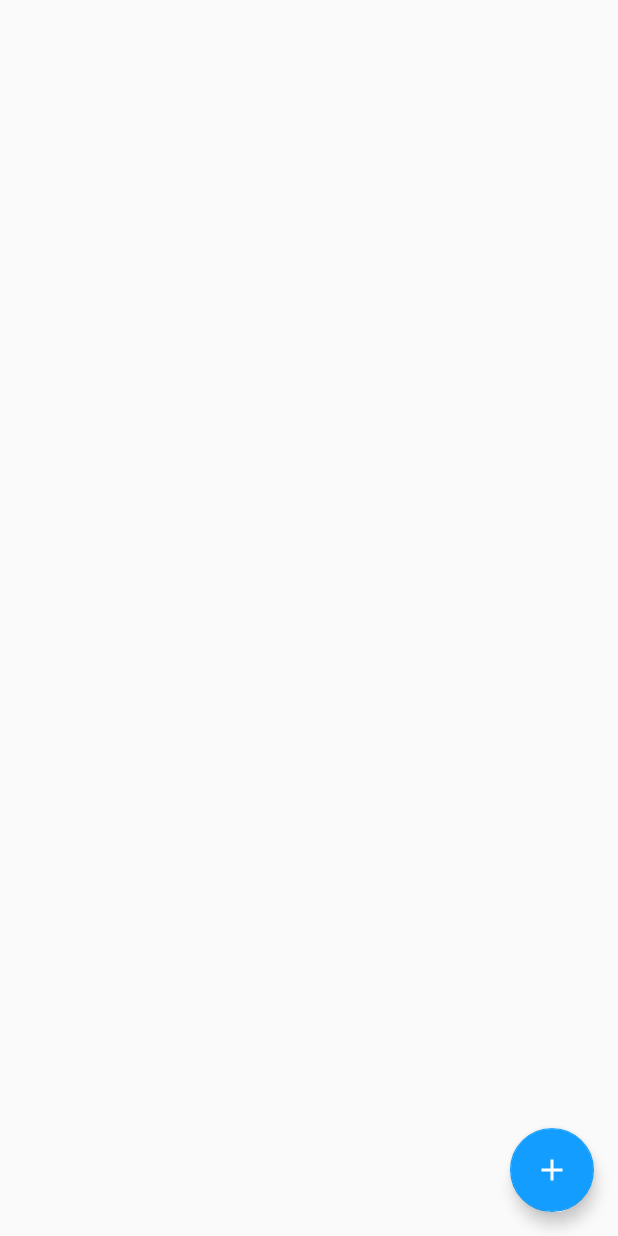
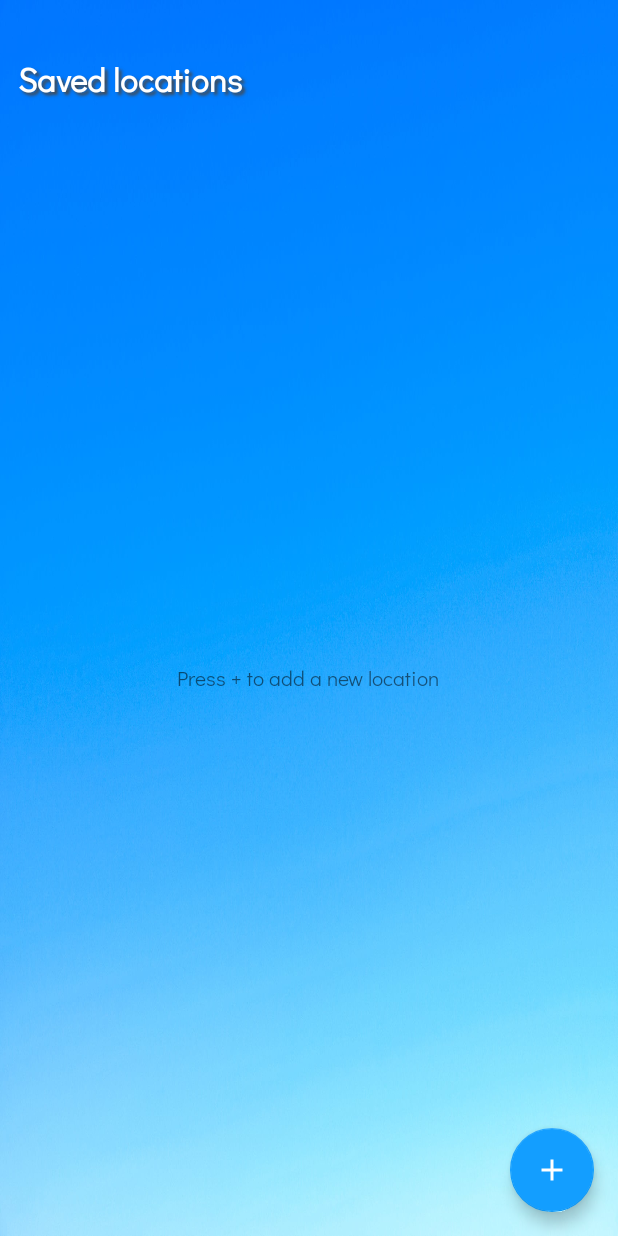
Before and after one commit to GerardBradshaw/FairDay, an Android app: the SavedLocationsActivity screen opened directly, with no data from a screen before it, on a phone screen of 412 x 824 dp. Run offline under Robolectric (Android 15) with nearby library versions, the phone set to English and light mode, and no system bars.

Commit message:
Created SavedLocationsActivity MVP
Major:
- Created MVP location list activity (SavedLocationsActivity) and supporting classes

Minor:
- Updated action bar buttons in DetailActivity

```diff
--- /dev/null
+++ b/app/src/main/java/com/gerardbradshaw/whetherweather/ui/savedlocations/LocationsListAdapter.kt
@@ -0,0 +1,50 @@
+package com.gerardbradshaw.whetherweather.ui.savedlocations
+
+import android.content.Context
+import android.util.Log
+import android.view.LayoutInflater
+import android.view.View
+import android.view.ViewGroup
+import android.widget.TextView
+import androidx.recyclerview.widget.RecyclerView
+import com.gerardbradshaw.whetherweather.R
+import com.gerardbradshaw.whetherweather.room.LocationEntity
+
+class LocationsListAdapter(context: Context):
+    RecyclerView.Adapter<LocationsListAdapter.LocationViewHolder>() {
+
+  private var locations: List<LocationEntity> = ArrayList()
+  private val inflater = LayoutInflater.from(context)
+
+  override fun onCreateViewHolder(parent: ViewGroup, viewType: Int): LocationViewHolder {
+    val itemView = inflater.inflate(R.layout.list_item_saved_location, parent, false)
+    return LocationViewHolder(itemView)
+  }
+
+  override fun onBindViewHolder(holder: LocationViewHolder, position: Int) {
+    try {
+      val data = locations[position]
+      holder.textView.text = data.locationName
+
+    } catch (e: IndexOutOfBoundsException) {
+      Log.d(TAG, "onBindViewHolder: index out of bounds for i = $position")
+    }
+  }
+
+  override fun getItemCount(): Int {
+    return locations.size
+  }
+
+  fun setLocations(locations: List<LocationEntity>) {
+    this.locations = locations
+    notifyDataSetChanged()
+  }
+
+  companion object {
+    private const val TAG = "LocationsListAdapter"
+  }
+
+  class LocationViewHolder(itemView: View) : RecyclerView.ViewHolder(itemView) {
+    val textView: TextView = itemView.findViewById(R.id.list_item_saved_location_text_view)
+  }
+}
--- a/app/src/main/java/com/gerardbradshaw/whetherweather/ui/savedlocations/SavedLocationsActivity.kt
+++ b/app/src/main/java/com/gerardbradshaw/whetherweather/ui/savedlocations/SavedLocationsActivity.kt
@@ -1,21 +1,66 @@
 package com.gerardbradshaw.whetherweather.ui.savedlocations
 
 import android.os.Bundle
+import android.view.View
+import android.widget.TextView
+import android.widget.Toast
 import com.google.android.material.floatingactionbutton.FloatingActionButton
-import com.google.android.material.snackbar.Snackbar
 import androidx.appcompat.app.AppCompatActivity
+import androidx.lifecycle.ViewModelProvider
+import androidx.recyclerview.widget.LinearLayoutManager
+import androidx.recyclerview.widget.RecyclerView
 import com.gerardbradshaw.whetherweather.R
+import com.gerardbradshaw.whetherweather.ui.detail.DetailViewModel
 
 class SavedLocationsActivity : AppCompatActivity() {
+  private lateinit var viewModel: DetailViewModel
+  private lateinit var messageView: TextView
+  private lateinit var recyclerView: RecyclerView
 
-    override fun onCreate(savedInstanceState: Bundle?) {
-        super.onCreate(savedInstanceState)
-        setContentView(R.layout.activity_saved_locations)
-//        setSupportActionBar(findViewById(R.id.toolbar))
 
-        findViewById<FloatingActionButton>(R.id.fab).setOnClickListener { view ->
-            Snackbar.make(view, "Replace with your own action", Snackbar.LENGTH_LONG)
-                    .setAction("Action", null).show()
-        }
+
+  // ------------------------ INIT ------------------------
+
+  override fun onCreate(savedInstanceState: Bundle?) {
+    super.onCreate(savedInstanceState)
+    setContentView(R.layout.activity_saved_locations)
+
+    supportActionBar?.hide()
+    viewModel = ViewModelProvider(this).get(DetailViewModel::class.java)
+
+    locateViews()
+    initFab()
+    initRecycler()
+  }
+
+  private fun locateViews() {
+    messageView = findViewById(R.id.saved_locations_message)
+    recyclerView = findViewById(R.id.saved_locations_recycler)
+  }
+
+  private fun initFab() {
+    findViewById<FloatingActionButton>(R.id.fab).setOnClickListener { view ->
+      Toast.makeText(this, "Not implemented", Toast.LENGTH_SHORT).show()
     }
+  }
+
+  private fun initRecycler() {
+    val savedLocations = viewModel.locationDataSet
+    showNoLocationsMessage(savedLocations.isEmpty())
+
+    val adapter = LocationsListAdapter(this)
+    adapter.setLocations(savedLocations)
+    recyclerView.adapter = adapter
+    recyclerView.layoutManager = LinearLayoutManager(this)
+  }
+
+  private fun showNoLocationsMessage(boolean: Boolean) {
+    if (boolean) {
+      messageView.visibility = View.VISIBLE
+      recyclerView.visibility = View.GONE
+    } else {
+      messageView.visibility = View.GONE
+      recyclerView.visibility = View.VISIBLE
+    }
+  }
 }
--- a/app/src/main/res/layout/activity_saved_locations.xml
+++ b/app/src/main/res/layout/activity_saved_locations.xml
@@ -5,12 +5,48 @@
     xmlns:tools="http://schemas.android.com/tools"
     android:layout_width="match_parent"
     android:layout_height="match_parent"
+    android:background="@drawable/img_clear_day"
     tools:context=".ui.savedlocations.SavedLocationsActivity">
 
     <LinearLayout
         android:layout_width="match_parent"
         android:layout_height="match_parent"
         android:orientation="vertical">
+
+        <Space
+            android:layout_width="match_parent"
+            android:layout_height="24dp"/>
+
+        <TextView
+            android:layout_width="match_parent"
+            android:layout_height="wrap_content"
+            android:layout_margin="12dp"
+            android:text="@string/saved_locations"
+            style="@style/BasicWhiteTextWithShadowStyle"
+            android:textStyle="bold"
+            android:textAppearance="@style/TextAppearance.AppCompat.Large"/>
+
+        <!-- Only one view should be made visible at a time -->
+        <FrameLayout
+            android:layout_width="match_parent"
+            android:layout_height="match_parent">
+
+            <androidx.recyclerview.widget.RecyclerView
+                android:id="@+id/saved_locations_recycler"
+                android:layout_width="match_parent"
+                android:layout_height="match_parent"
+                android:layout_marginTop="12dp"/>
+
+            <TextView
+                android:id="@+id/saved_locations_message"
+                android:layout_width="wrap_content"
+                android:layout_height="wrap_content"
+                android:layout_gravity="center"
+                android:layout_margin="12dp"
+                android:text="@string/press_to_add_a_new_location"
+                tools:visibility="visible"
+                android:visibility="gone"/>
+        </FrameLayout>
 
 
     </LinearLayout>
@@ -21,6 +57,7 @@
         android:layout_height="wrap_content"
         android:layout_gravity="bottom|end"
         android:layout_margin="@dimen/fab_margin"
+        android:contentDescription="@string/add_new_location_button"
         app:srcCompat="@drawable/ic_add" />
 
 </androidx.coordinatorlayout.widget.CoordinatorLayout>
--- a/app/src/main/res/menu/menu_action_bar_detail_activity.xml
+++ b/app/src/main/res/menu/menu_action_bar_detail_activity.xml
@@ -4,7 +4,7 @@
     xmlns:app="http://schemas.android.com/apk/res-auto">
 
     <item
-        android:id="@+id/action_locations"
+        android:id="@+id/action_saved_locations"
         android:orderInCategory="100"
         android:title="@string/locations"
         app:showAsAction="ifRoom"
--- a/weatherinfoview/src/main/res/values/strings.xml
+++ b/app/src/main/res/values/strings.xml
@@ -1,6 +1,6 @@
 <resources>
     <string name="app_name">Whether Weather</string>
-    <string name="message_waiting">Waiting...</string>
+    <string name="message_waiting">Waiting…</string>
     <string name="message_no_data">No data</string>
 
     <string name="invalid_location">Invalid locationData</string>
@@ -39,4 +39,7 @@
     <string name="hello_first_fragment">Hello first fragment</string>
     <string name="hello_second_fragment">Hello second fragment. Arg: %1$s</string>
     <string name="enter_city_or_zip">Enter City or ZIP</string>
+    <string name="saved_locations">Saved locations</string>
+    <string name="add_new_location_button">Add new location button</string>
+    <string name="press_to_add_a_new_location">Press + to add a new location</string>
 </resources>
```
Also changed, not shown: app/src/main/java/com/gerardbradshaw/whetherweather/ui/detail/DetailActivity.kt (+25 -13 lines), app/src/main/res/layout/list_item_saved_location.xml (added, +27 -0 lines), app/src/main/res/menu/menu_action_bar_locations_activity.xml (deleted, +0 -12 lines).
